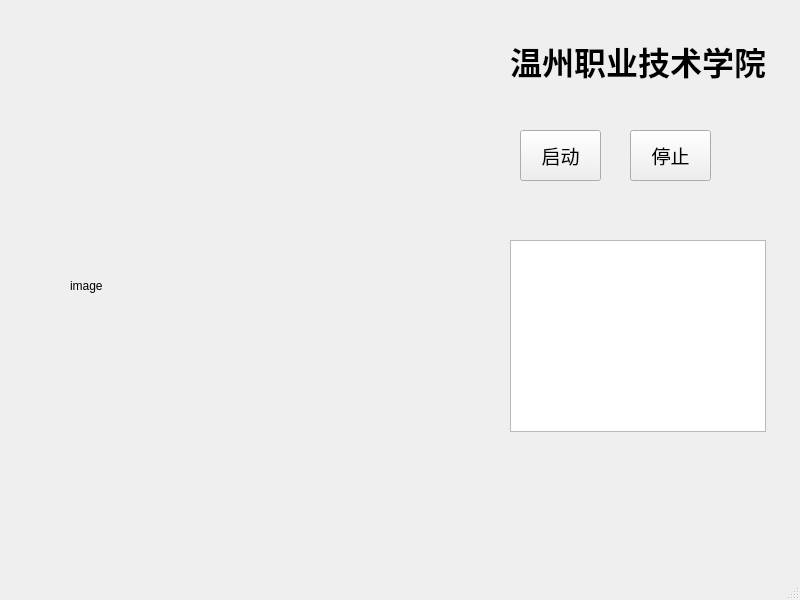
Before: the Qt Designer form 智能产线综合应用实训/ABB_robot_vision/readCamera/mainUI.ui in cxf9203/github_repo, drawn with Qt 5.
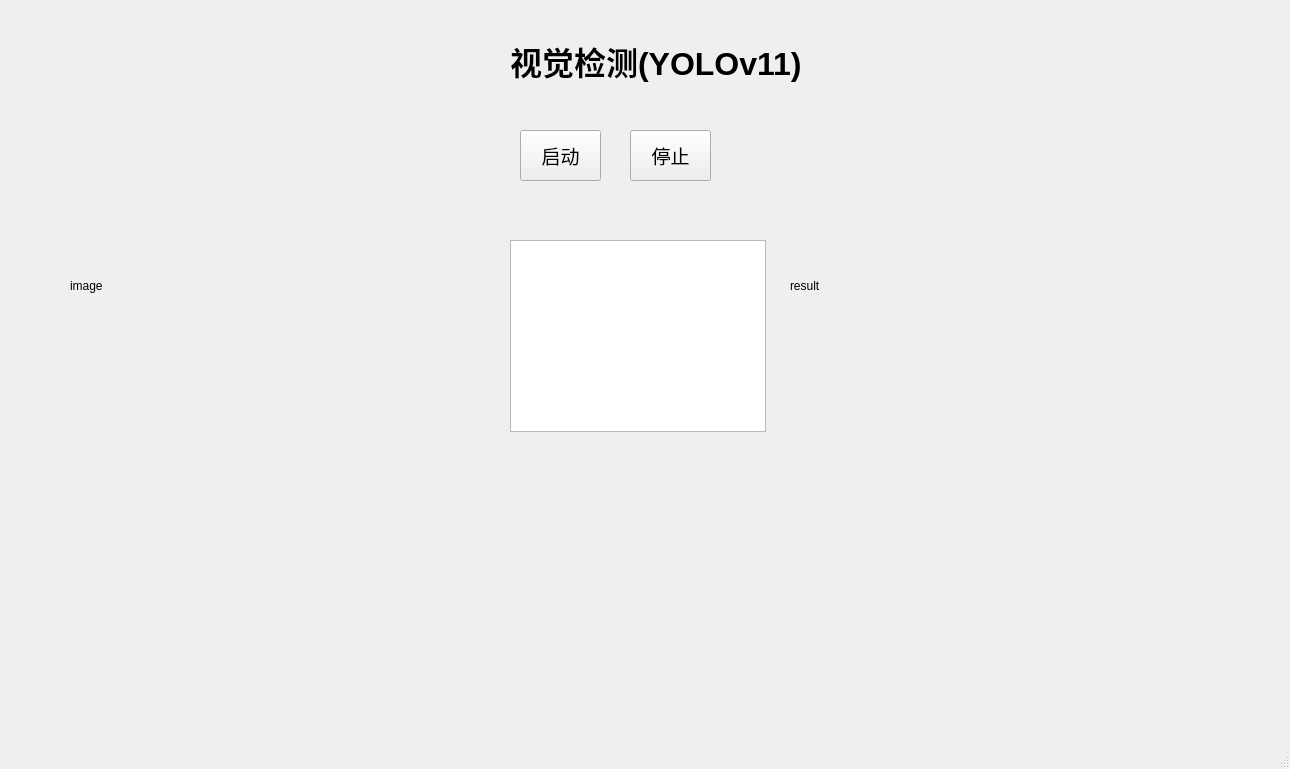
After: the same form once the commit is applied.

```diff
--- a/智能产线综合应用实训/ABB_robot_vision/readCamera/mainUI.ui
+++ b/智能产线综合应用实训/ABB_robot_vision/readCamera/mainUI.ui
@@ -6,8 +6,8 @@
    <rect>
     <x>0</x>
     <y>0</y>
-    <width>800</width>
-    <height>600</height>
+    <width>1290</width>
+    <height>769</height>
    </rect>
   </property>
   <property name="windowTitle">
@@ -80,7 +80,7 @@
      <rect>
       <x>510</x>
       <y>30</y>
-      <width>281</width>
+      <width>311</width>
       <height>61</height>
      </rect>
     </property>
@@ -93,7 +93,20 @@
      </font>
     </property>
     <property name="text">
-     <string>温州职业技术学院</string>
+     <string>视觉检测(YOLOv11)</string>
+    </property>
+   </widget>
+   <widget class="QLabel" name="label_3">
+    <property name="geometry">
+     <rect>
+      <x>790</x>
+      <y>100</y>
+      <width>401</width>
+      <height>371</height>
+     </rect>
+    </property>
+    <property name="text">
+     <string>result</string>
     </property>
    </widget>
   </widget>
```
Left out of the diff: 2 changed lines with no effect on the pictures.
